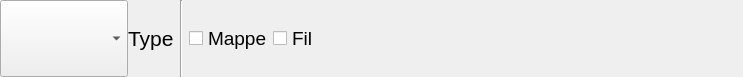
The window that conditionWidget.ui (Cannabis2013/FileMover) describes before a commit, drawn with Qt 5.
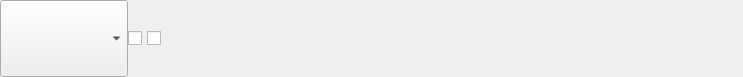
The same window after the commit. Icons and pictures are not drawn.

Commit message: Tried to fix some UI issues

Patch:
```diff
--- a/conditionWidget.ui
+++ b/conditionWidget.ui
@@ -577,9 +577,12 @@
        </sizepolicy>
       </property>
       <property name="styleSheet">
-       <string notr="true"/>
+       <string notr="true">QCheckBox
+{
+	spacing: 5px;
+}</string>
       </property>
-      <layout class="QHBoxLayout" name="horizontalLayout_6" stretch="0,0,0,0,0">
+      <layout class="QHBoxLayout" name="horizontalLayout_6" stretch="0,0,0">
        <property name="spacing">
         <number>0</number>
        </property>
@@ -595,46 +598,6 @@
        <property name="bottomMargin">
         <number>0</number>
        </property>
-       <item>
-        <widget class="QLabel" name="label_3">
-         <property name="sizePolicy">
-          <sizepolicy hsizetype="Minimum" vsizetype="Preferred">
-           <horstretch>0</horstretch>
-           <verstretch>0</verstretch>
-          </sizepolicy>
-         </property>
-         <property name="font">
-          <font>
-           <pointsize>16</pointsize>
-          </font>
-         </property>
-         <property name="styleSheet">
-          <string notr="true"/>
-         </property>
-         <property name="text">
-          <string>Type</string>
-         </property>
-        </widget>
-       </item>
-       <item>
-        <widget class="Line" name="line">
-         <property name="sizePolicy">
-          <sizepolicy hsizetype="Fixed" vsizetype="Minimum">
-           <horstretch>0</horstretch>
-           <verstretch>0</verstretch>
-          </sizepolicy>
-         </property>
-         <property name="minimumSize">
-          <size>
-           <width>15</width>
-           <height>77</height>
-          </size>
-         </property>
-         <property name="orientation">
-          <enum>Qt::Vertical</enum>
-         </property>
-        </widget>
-       </item>
        <item>
         <widget class="QCheckBox" name="folderSelector">
          <property name="sizePolicy">
@@ -645,13 +608,27 @@
          </property>
          <property name="font">
           <font>
-           <pointsize>14</pointsize>
+           <pointsize>16</pointsize>
            <weight>50</weight>
            <bold>false</bold>
           </font>
          </property>
+         <property name="layoutDirection">
+          <enum>Qt::LeftToRight</enum>
+         </property>
          <property name="text">
-          <string>Mappe</string>
+          <string/>
+         </property>
+         <property name="icon">
+          <iconset>
+           <normalon>:/My Images/Ressources/Folder.png</normalon>
+          </iconset>
+         </property>
+         <property name="iconSize">
+          <size>
+           <width>24</width>
+           <height>24</height>
+          </size>
          </property>
         </widget>
        </item>
@@ -665,13 +642,24 @@
          </property>
          <property name="font">
           <font>
-           <pointsize>14</pointsize>
+           <pointsize>16</pointsize>
            <weight>50</weight>
            <bold>false</bold>
           </font>
          </property>
          <property name="text">
-          <string>Fil</string>
+          <string/>
+         </property>
+         <property name="icon">
+          <iconset>
+           <normalon>:/My Images/Ressources/File.png</normalon>
+          </iconset>
+         </property>
+         <property name="iconSize">
+          <size>
+           <width>24</width>
+           <height>24</height>
+          </size>
          </property>
         </widget>
        </item>
```
The commit also changes 4 other files.
